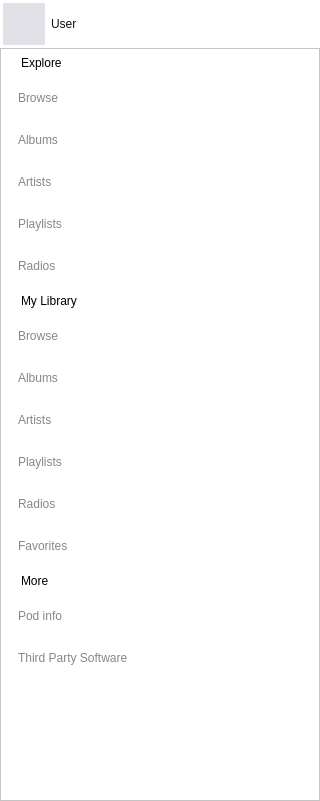
Before: the Qt Designer form ui/sidebar.ui in wvffle/humpback, drawn with Qt 5.
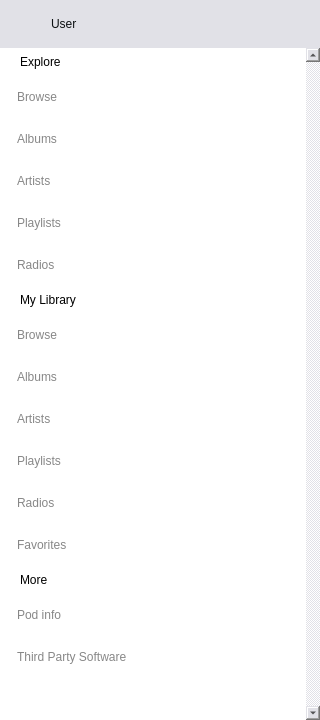
After: the same form once the commit is applied.

Commit message: feat: Add QStackedLayout

What changed in the file:
```diff
--- a/ui/sidebar.ui
+++ b/ui/sidebar.ui
@@ -7,7 +7,7 @@
     <x>0</x>
     <y>0</y>
     <width>320</width>
-    <height>801</height>
+    <height>720</height>
    </rect>
   </property>
   <property name="minimumSize">
@@ -26,9 +26,10 @@
    <string>Form</string>
   </property>
   <property name="styleSheet">
-   <string notr="true">background-color: rgb(255, 255, 255);</string>
+   <string notr="true">background-color: rgb(255, 255, 255);
+background-color: rgb(255, 255, 255);</string>
   </property>
-  <layout class="QVBoxLayout" name="verticalLayout">
+  <layout class="QHBoxLayout" name="horizontalLayout_5">
    <property name="spacing">
     <number>0</number>
    </property>
@@ -46,12 +47,30 @@
    </property>
    <item>
     <widget class="QFrame" name="frame">
+     <property name="enabled">
+      <bool>true</bool>
+     </property>
      <property name="sizePolicy">
       <sizepolicy hsizetype="Preferred" vsizetype="Preferred">
        <horstretch>0</horstretch>
        <verstretch>0</verstretch>
       </sizepolicy>
      </property>
+     <property name="minimumSize">
+      <size>
+       <width>0</width>
+       <height>0</height>
+      </size>
+     </property>
+     <property name="maximumSize">
+      <size>
+       <width>16777215</width>
+       <height>16777215</height>
+      </size>
+     </property>
+     <property name="styleSheet">
+      <string notr="true">background-color: rgb(225, 225, 231);</string>
+     </property>
      <property name="frameShape">
       <enum>QFrame::NoFrame</enum>
      </property>
@@ -200,6 +219,15 @@
       </item>
       <item>
        <widget class="QScrollArea" name="scrollArea">
+        <property name="styleSheet">
+         <string notr="true">background-color: #fff;</string>
+        </property>
+        <property name="frameShape">
+         <enum>QFrame::NoFrame</enum>
+        </property>
+        <property name="verticalScrollBarPolicy">
+         <enum>Qt::ScrollBarAlwaysOn</enum>
+        </property>
         <property name="widgetResizable">
          <bool>true</bool>
         </property>
@@ -208,8 +236,8 @@
           <rect>
            <x>0</x>
            <y>0</y>
-           <width>314</width>
-           <height>747</height>
+           <width>308</width>
+           <height>672</height>
           </rect>
          </property>
          <layout class="QVBoxLayout" name="verticalLayout_3">
```
The commit also changes 6 other files.
